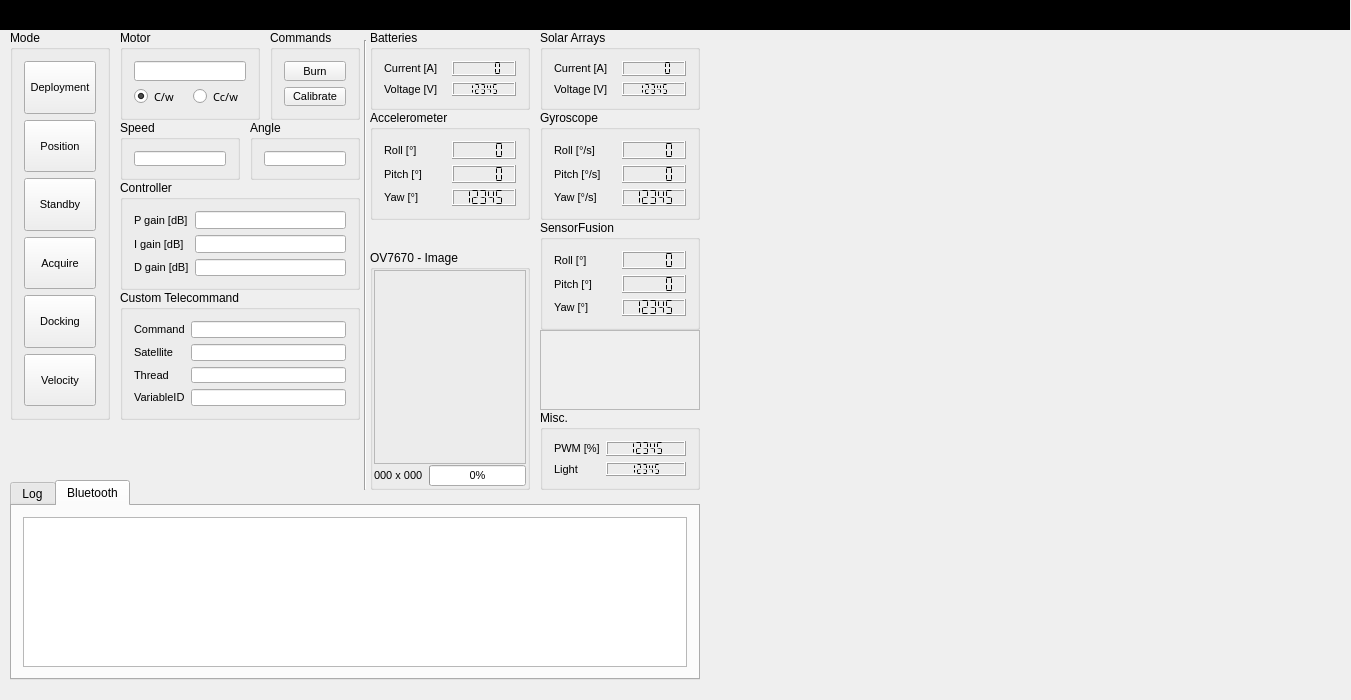
Before: the Qt Designer form groundstation.ui in Angele-/FloatSat_GroundStation, drawn with Qt 5.
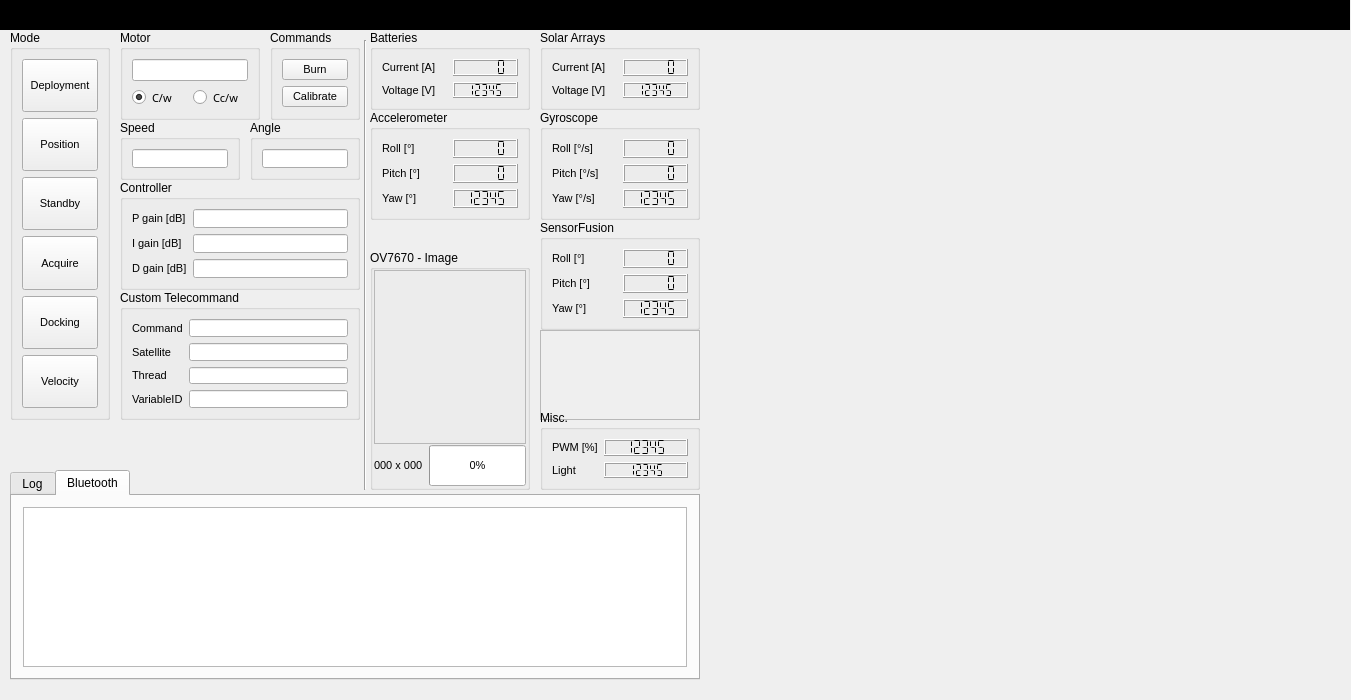
After: the same form once the commit is applied. Custom widgets are drawn as their Qt base class.

What changed in the file:
```diff
--- a/groundstation.ui
+++ b/groundstation.ui
@@ -154,6 +154,24 @@
      <string>Custom Telecommand</string>
     </property>
     <layout class="QFormLayout" name="formLayout">
+     <property name="horizontalSpacing">
+      <number>6</number>
+     </property>
+     <property name="verticalSpacing">
+      <number>6</number>
+     </property>
+     <property name="leftMargin">
+      <number>9</number>
+     </property>
+     <property name="topMargin">
+      <number>9</number>
+     </property>
+     <property name="rightMargin">
+      <number>9</number>
+     </property>
+     <property name="bottomMargin">
+      <number>9</number>
+     </property>
      <item row="0" column="0">
       <widget class="QLabel" name="label_2">
        <property name="font">
@@ -267,6 +285,21 @@
      <string>Motor</string>
     </property>
     <layout class="QVBoxLayout" name="verticalLayout_3">
+     <property name="spacing">
+      <number>6</number>
+     </property>
+     <property name="leftMargin">
+      <number>9</number>
+     </property>
+     <property name="topMargin">
+      <number>9</number>
+     </property>
+     <property name="rightMargin">
+      <number>9</number>
+     </property>
+     <property name="bottomMargin">
+      <number>9</number>
+     </property>
      <item>
       <widget class="QLineEdit" name="lineEdit_Motor_speed">
        <property name="font">
@@ -321,7 +354,7 @@
       <x>540</x>
       <y>330</y>
       <width>160</width>
-      <height>80</height>
+      <height>90</height>
      </rect>
     </property>
     <property name="frameShape">
@@ -369,6 +402,21 @@
      <string>Solar Arrays</string>
     </property>
     <layout class="QGridLayout" name="gridLayout_4">
+     <property name="leftMargin">
+      <number>9</number>
+     </property>
+     <property name="topMargin">
+      <number>9</number>
+     </property>
+     <property name="rightMargin">
+      <number>9</number>
+     </property>
+     <property name="bottomMargin">
+      <number>9</number>
+     </property>
+     <property name="spacing">
+      <number>6</number>
+     </property>
      <item row="1" column="0">
       <widget class="QLabel" name="label_70">
        <property name="font">
@@ -445,6 +493,21 @@
      <string>Commands</string>
     </property>
     <layout class="QVBoxLayout" name="verticalLayout_2">
+     <property name="spacing">
+      <number>6</number>
+     </property>
+     <property name="leftMargin">
+      <number>9</number>
+     </property>
+     <property name="topMargin">
+      <number>9</number>
+     </property>
+     <property name="rightMargin">
+      <number>9</number>
+     </property>
+     <property name="bottomMargin">
+      <number>9</number>
+     </property>
      <item>
       <widget class="QPushButton" name="pushButton_Burn">
        <property name="font">
@@ -546,7 +609,7 @@
           <property name="minimumSize">
            <size>
             <width>120</width>
-            <height>180</height>
+            <height>160</height>
            </size>
           </property>
           <property name="text">
@@ -606,9 +669,9 @@
     <property name="geometry">
      <rect>
       <x>10</x>
-      <y>480</y>
+      <y>470</y>
       <width>690</width>
-      <height>200</height>
+      <height>210</height>
      </rect>
     </property>
     <property name="font">
@@ -667,6 +730,21 @@
      <string>Misc.</string>
     </property>
     <layout class="QGridLayout" name="gridLayout_3">
+     <property name="leftMargin">
+      <number>9</number>
+     </property>
+     <property name="topMargin">
+      <number>9</number>
+     </property>
+     <property name="rightMargin">
+      <number>9</number>
+     </property>
+     <property name="bottomMargin">
+      <number>9</number>
+     </property>
+     <property name="spacing">
+      <number>6</number>
+     </property>
      <item row="0" column="1">
       <widget class="QLCDNumber" name="lcdNumber_21">
        <property name="font">
@@ -752,6 +830,21 @@
      <string>Batteries</string>
     </property>
     <layout class="QGridLayout" name="gridLayout">
+     <property name="leftMargin">
+      <number>9</number>
+     </property>
+     <property name="topMargin">
+      <number>9</number>
+     </property>
+     <property name="rightMargin">
+      <number>9</number>
+     </property>
+     <property name="bottomMargin">
+      <number>9</number>
+     </property>
+     <property name="spacing">
+      <number>6</number>
+     </property>
      <item row="0" column="0">
       <widget class="QLabel" name="label_72">
        <property name="font">
@@ -830,6 +923,21 @@
      <string>Accelerometer</string>
     </property>
     <layout class="QGridLayout" name="gridLayout_6">
+     <property name="leftMargin">
+      <number>9</number>
+     </property>
+     <property name="topMargin">
+      <number>9</number>
+     </property>
+     <property name="rightMargin">
+      <number>9</number>
+     </property>
+     <property name="bottomMargin">
+      <number>9</number>
+     </property>
+     <property name="spacing">
+      <number>6</number>
+     </property>
      <item row="2" column="0">
       <widget class="QLabel" name="label_47">
        <property name="font">
@@ -940,6 +1048,21 @@
      <bool>false</bool>
     </property>
     <layout class="QGridLayout" name="gridLayout_7">
+     <property name="leftMargin">
+      <number>9</number>
+     </property>
+     <property name="topMargin">
+      <number>9</number>
+     </property>
+     <property name="rightMargin">
+      <number>9</number>
+     </property>
+     <property name="bottomMargin">
+      <number>9</number>
+     </property>
+     <property name="spacing">
+      <number>6</number>
+     </property>
      <item row="1" column="0">
       <widget class="QLabel" name="label_101">
        <property name="font">
@@ -1044,6 +1167,21 @@
      <string>SensorFusion</string>
     </property>
     <layout class="QGridLayout" name="gridLayout_5">
+     <property name="leftMargin">
+      <number>9</number>
+     </property>
+     <property name="topMargin">
+      <number>9</number>
+     </property>
+     <property name="rightMargin">
+      <number>9</number>
+     </property>
+     <property name="bottomMargin">
+      <number>9</number>
+     </property>
+     <property name="spacing">
+      <number>6</number>
+     </property>
      <item row="0" column="1">
       <widget class="QLCDNumber" name="lcdNumber_6">
        <property name="font">
@@ -1151,6 +1289,21 @@
      <string>Mode</string>
     </property>
     <layout class="QVBoxLayout" name="verticalLayout_4">
+     <property name="spacing">
+      <number>6</number>
+     </property>
+     <property name="leftMargin">
+      <number>9</number>
+     </property>
+     <property name="topMargin">
+      <number>9</number>
+     </property>
+     <property name="rightMargin">
+      <number>9</number>
+     </property>
+     <property name="bottomMargin">
+      <number>9</number>
+     </property>
      <item>
       <widget class="QPushButton" name="pushButton_Deployment_Mode">
        <property name="sizePolicy">
@@ -1298,6 +1451,21 @@
      <string>Controller</string>
     </property>
     <layout class="QGridLayout" name="gridLayout_2">
+     <property name="leftMargin">
+      <number>9</number>
+     </property>
+     <property name="topMargin">
+      <number>9</number>
+     </property>
+     <property name="rightMargin">
+      <number>9</number>
+     </property>
+     <property name="bottomMargin">
+      <number>9</number>
+     </property>
+     <property name="horizontalSpacing">
+      <number>6</number>
+     </property>
      <item row="1" column="0">
       <widget class="QLabel" name="label_86">
        <property name="font">
@@ -1394,6 +1562,21 @@
      <string>Speed</string>
     </property>
     <layout class="QHBoxLayout" name="horizontalLayout_9">
+     <property name="spacing">
+      <number>6</number>
+     </property>
+     <property name="leftMargin">
+      <number>9</number>
+     </property>
+     <property name="topMargin">
+      <number>9</number>
+     </property>
+     <property name="rightMargin">
+      <number>9</number>
+     </property>
+     <property name="bottomMargin">
+      <number>9</number>
+     </property>
      <item>
       <widget class="QLineEdit" name="lineEdit_4">
        <property name="font">
@@ -1424,6 +1607,21 @@
      <string>Angle</string>
     </property>
     <layout class="QHBoxLayout" name="horizontalLayout_10">
+     <property name="spacing">
+      <number>6</number>
+     </property>
+     <property name="leftMargin">
+      <number>9</number>
+     </property>
+     <property name="topMargin">
+      <number>9</number>
+     </property>
+     <property name="rightMargin">
+      <number>9</number>
+     </property>
+     <property name="bottomMargin">
+      <number>9</number>
+     </property>
      <item>
       <widget class="QLineEdit" name="lineEdit_5">
        <property name="font">
```
